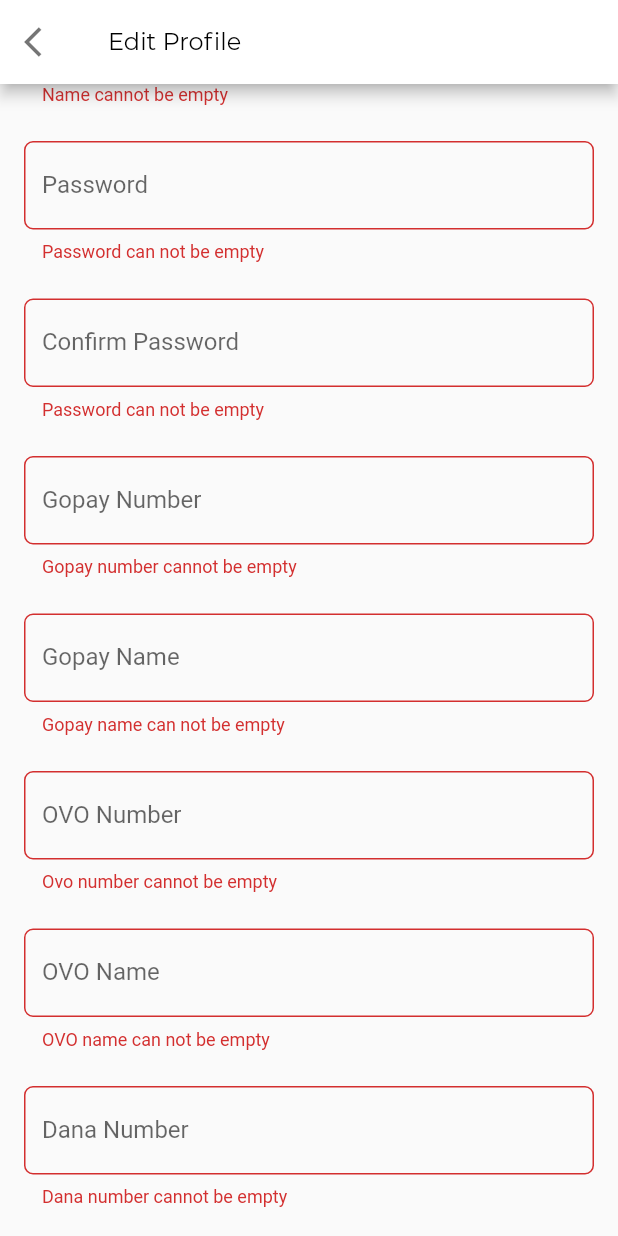
After one commit to jhoanrivers/update_perhutangan, a Flutter app: the EditProfilePage screen opened directly, scrolled down 263 dp, after a tap on "Register", on a phone screen of 412 x 824 dp. The commit adds this screen. Run offline on Flutter 3.47's test engine with Material 2 defaults, Android fonts, the light colour scheme and no system bars; our stand-ins replace bloc, cached_network_image, equatable, firebase_messaging, flutter_bloc, flutter_datetime_picker and 4 more; missing offline and left inert: back_button_interceptor; accounts and stored records are empty; project files that could hold a hidden picture were left out.

Commit message:
jhoan/ new feature

```diff
--- a/lib/src/page/profile/bloc/profile_bloc.dart
+++ b/lib/src/page/profile/bloc/profile_bloc.dart
@@ -5,6 +5,7 @@
 import 'package:updateperutangan/src/database/dbclient.dart';
 import 'package:updateperutangan/src/model/account.dart';
 import 'package:updateperutangan/src/model/dashboard.dart';
+import 'package:updateperutangan/src/page/login/api_response.dart';
 import 'package:updateperutangan/src/page/profile/bloc/profile_event.dart';
 import 'package:updateperutangan/src/page/profile/bloc/profile_state.dart';
 import 'package:bloc/bloc.dart';
@@ -13,6 +14,9 @@
 import 'package:updateperutangan/src/utils/constant.dart';
 
 class ProfileBloc extends Bloc<ProfileEvent, ProfileState> {
+
+  Account dataUser;
+
   @override
   // TODO: implement initialState
   ProfileState get initialState => InitialState();
@@ -24,6 +28,7 @@
     final value = prefs.getString(key);
 
 
+
     if (event is UserFetchData) {
       yield LoadingState();
       try {
@@ -31,10 +36,9 @@
             ServiceClient.baseUrl +'/my-account',
             headers: {HttpHeaders.authorizationHeader: 'Bearer $value'});
 
-
         if (response.statusCode == 200) {
           Map<String, dynamic> dataJson = json.decode(response.body);
-          Account dataUser = Account.fromJson(dataJson['data']);
+          dataUser = Account.fromJson(dataJson['data']);
           yield SuccessFetchData(dataUser: dataUser);
         } else {
           yield FailedFetchData();
@@ -62,5 +66,76 @@
         yield FailedLogoutState();
       }
     }
+
+
+    if (event is EditProfileEvent) {
+      yield LoadingEditData();
+
+
+      Map<String, dynamic> body = {
+        "password": event.dataAccount.password,
+        "name": event.dataAccount.name,
+        "ovo_name" : event.dataAccount.ovoName,
+        "ovo": event.dataAccount.ovo,
+        "gopay_name": event.dataAccount.gopayName,
+        "gopay": event.dataAccount.gopay,
+        "dana_name": event.dataAccount.danaName,
+        "dana":event.dataAccount.dana,
+        "fcm_token": event.dataAccount.fcmtoken
+      };
+
+
+      try {
+
+        var response = await http.put(
+          ServiceClient.baseUrl+"/user/update",
+          body: jsonEncode(body),
+          headers: {HttpHeaders.authorizationHeader : "Bearer $value"}
+        );
+
+        if (response.statusCode == 200) {
+          yield LoginAgainAfterEditData();
+
+          Map<String, dynamic> body = {
+            "username" : event.dataAccount.username,
+            "password" : event.dataAccount.password
+          };
+
+
+          var responseAgain = await http.post(
+            ServiceClient.baseUrl+"/login",
+            body: json.encode(body),
+            headers: {
+              'fcm_token' : event.dataAccount.fcmtoken
+            }
+          );
+
+          print(responseAgain.body);
+
+          var dataJson= json.decode(responseAgain.body);
+          String dataToken = dataJson['data'];
+
+
+          print("new Tokennya adalah :" + dataToken);
+          prefs.setString(Constant.token, dataToken);
+
+           yield SuccessEditProfile();
+
+        } else {
+          yield FailedEditProfile();
+        }
+
+      } catch(_){
+        yield FailedEditProfile();
+      }
+
+
+
+    }
+
+
+
+
+
   }
 }
--- a/lib/src/page/profile/bloc/profile_event.dart
+++ b/lib/src/page/profile/bloc/profile_event.dart
@@ -1,5 +1,7 @@
 
 import 'package:equatable/equatable.dart';
+import 'package:flutter/material.dart';
+import 'package:updateperutangan/src/model/account.dart';
 
 abstract class ProfileEvent extends Equatable{
   const ProfileEvent();
@@ -14,3 +16,13 @@
 
 
 class UserFetchData extends ProfileEvent{}
+
+
+class EditProfileEvent extends ProfileEvent{
+  final Account dataAccount;
+
+  EditProfileEvent({@required this.dataAccount});
+
+  @override
+  List<Object> get props => [dataAccount];
+}
--- a/lib/src/page/profile/bloc/profile_state.dart
+++ b/lib/src/page/profile/bloc/profile_state.dart
@@ -33,3 +33,11 @@
 }
 
 class FailedFetchData extends ProfileState {}
+
+class LoadingEditData extends ProfileState{}
+
+class LoginAgainAfterEditData extends ProfileState{}
+
+class SuccessEditProfile extends ProfileState {}
+
+class FailedEditProfile extends ProfileState{}
--- /dev/null
+++ b/lib/src/page/profile/edit_profile_page.dart
@@ -0,0 +1,460 @@
+
+
+
+import 'package:flutter/material.dart';
+import 'package:flutter_bloc/flutter_bloc.dart';
+import 'package:updateperutangan/src/model/account.dart';
+import 'package:updateperutangan/src/page/profile/bloc/profile_bloc.dart';
+import 'package:updateperutangan/src/page/profile/bloc/profile_event.dart';
+import 'package:updateperutangan/src/page/profile/bloc/profile_state.dart';
+import 'package:updateperutangan/src/utils/basestyle.dart';
+
+class EditProfilePage extends StatefulWidget {
+  @override
+  _EditProfilePageState createState() => _EditProfilePageState();
+}
+
+class _EditProfilePageState extends State<EditProfilePage> {
+
+  ProfileBloc profileBloc;
+
+
+  var nameController = TextEditingController();
+  var ovoController = TextEditingController();
+  var gopayController = TextEditingController();
+  var passwordController = TextEditingController();
+  var gopayNameController = TextEditingController();
+  var ovoNameController = TextEditingController();
+  var danaNameController = TextEditingController();
+  var danaNumberController = TextEditingController();
+
+
+  final _formkeyRegister = GlobalKey<FormState>();
+  bool autoVal = false;
+  bool obsecurePass = true;
+  bool autoValConfirm = false;
+
+
+  bool isUsernameEnable = false;
+  bool isNameEnable = false;
+  bool isOvoEnable = false;
+  bool isOvoNameEnable = false;
+  bool isGopayEnable = false;
+  bool isGopayNameEnable = false;
+  bool isDanaNameEnable = false;
+
+
+  var regExpName = RegExp(r'[!@#<>?":_`~;[\]\\|=+)(*&^%0-9-]');
+
+
+  @override
+  void initState() {
+    // TODO: implement initState
+    super.initState();
+    profileBloc = BlocProvider.of<ProfileBloc>(context);
+  }
+
+
+  @override
+  Widget build(BuildContext context) {
+    return WillPopScope(
+      onWillPop: onWillPopScope,
+      child: Scaffold(
+        appBar: AppBar(
+          leading: IconButton(
+            icon: Icon(Icons.arrow_back_ios),
+            color: Colors.black54,
+            onPressed: (){
+              onWillPopScope();
+            },
+          ),
+          backgroundColor: Colors.white,
+          title: Text('Edit Profile', style: BaseStyle.ts16Black,),
+        ),
+        body: BlocListener<ProfileBloc, ProfileState>(
+          listener: (context, state) {
+            if(state is LoadingEditData){
+              showDialog(
+                context: context,
+                barrierDismissible: false,
+                builder: (BuildContext context) {
+                  return Dialog(
+                    shape: RoundedRectangleBorder(
+                        borderRadius: BorderRadius.circular(6)),
+                    child: Padding(
+                      padding: EdgeInsets.all(20),
+                      child: Row(
+                        mainAxisSize: MainAxisSize.min,
+                        children: [
+                          CircularProgressIndicator(),
+                          SizedBox(
+                            width: 20,
+                          ),
+                          Text("Editing Profile"),
+                        ],
+                      ),
+                    ),
+                  );
+                },
+              );
+            }
+
+            if (state is LoginAgainAfterEditData) {
+              Navigator.pop(context);
+              showDialog(
+                context: context,
+                barrierDismissible: false,
+                builder: (BuildContext context) {
+                  return Dialog(
+                    shape: RoundedRectangleBorder(
+                        borderRadius: BorderRadius.circular(6)),
+                    child: Padding(
+                      padding: EdgeInsets.all(20),
+                      child: Row(
+                        mainAxisSize: MainAxisSize.min,
+                        children: [
+                          CircularProgressIndicator(),
+                          SizedBox(
+                            width: 20,
+                          ),
+                          Text("Please wait for a while"),
+                        ],
+                      ),
+                    ),
+                  );
+                },
+              );
+            }
+
+
+
+            if (state is SuccessEditProfile) {
+              profileBloc.add(UserFetchData());
+              Navigator.pop(context);
+              Navigator.pop(context);
+            }
+
+          },
+          child: BlocBuilder<ProfileBloc, ProfileState>(
+            builder: (context, state) {
+              return SingleChildScrollView(
+                child: Padding(
+                  padding: EdgeInsets.all(16),
+                  child: Center(
+                    child: Column(
+                      mainAxisAlignment: MainAxisAlignment.center,
+                      children: <Widget>[
+                        Image.asset('assets/newlogo.png',
+                          height: 160,
+                          fit: BoxFit.cover,),
+                        SizedBox(
+                          height: 20,
+                        ),
+                        Form(
+                          key: _formkeyRegister,
+                          child: Column(
+                            children: <Widget>[
+
+                              TextFormField(
+                                decoration: InputDecoration(
+                                  border: OutlineInputBorder(
+                                      borderRadius: BorderRadius.circular(6),
+                                      borderSide: BorderSide()),
+                                  labelText: 'Name',
+                                ),
+                                autovalidate: autoVal,
+                                validator: (value) {
+                                  if (value.isEmpty) {
+                                    return 'Name cannot be empty';
+                                  }
+                                  if (regExpName.hasMatch(value)) {
+                                    return 'Name must be alphabetical';
+                                  }
+                                  return null;
+                                },
+                                controller: nameController,
+                              ),
+                              SizedBox(
+                                height: 24,
+                              ),
+                              TextFormField(
+                                decoration: InputDecoration(
+                                    labelText: 'Password',
+                                    border: OutlineInputBorder(
+                                        borderRadius: BorderRadius.circular(6),
+                                        borderSide: BorderSide()),
+                                    suffix: GestureDetector(
+                                      onTap: () {
+                                        setState(() {
+                                          obsecurePass = !obsecurePass;
+                                        });
+                                      },
+                                      child: obsecurePass
+                                          ? Text('Show')
+                                          : Text('Hide'),
+                                    )),
+                                obscureText: obsecurePass,
+                                controller: passwordController,
+                                autovalidate: autoVal,
+                                validator: (value) {
+                                  if (value.isEmpty) {
+                                    return 'Password can not be empty';
+                                  }
+                                  if (value.length < 6) {
+                                    return 'Password at least contains 6 characters';
+                                  }
+                                  return null;
+                                },
+                                onChanged: (value) {
+                                  if (value.isNotEmpty) {
+                                    setState(() {
+                                      autoValConfirm = true;
+                                    });
+                                  } else {
+                                    setState(() {
+                                      autoValConfirm = false;
+                                    });
+                                  }
+                                },
+                              ),
+                              SizedBox(
+                                height: 24,
+                              ),
+                              TextFormField(
+                                decoration: InputDecoration(
+                                    labelText: 'Confirm Password',
+                                    border: OutlineInputBorder(
+                                        borderRadius: BorderRadius.circular(6),
+                                        borderSide: BorderSide())),
+                                obscureText: obsecurePass,
+                                autovalidate: autoValConfirm,
+                                validator: (value) {
+                                  if (value.isEmpty) {
+                                    return 'Password can not be empty';
+                                  }
+                                  if (value != passwordController.text) {
+                                    return 'Confirm password must be similar with password';
+                                  }
+                                  return null;
+                                },
+                              ),
+                              SizedBox(
+                                height: 24,
+                              ),
+                              TextFormField(
+                                decoration: InputDecoration(
+                                    labelText: 'Gopay Number',
+                                    border: OutlineInputBorder(
+                                        borderRadius: BorderRadius.circular(6),
+                                        borderSide: BorderSide()),
+                                    counterText: ""
+                                ),
+                                maxLength: 13,
+                                controller: gopayController,
+                                keyboardType: TextInputType.number,
+                                autovalidate: autoVal,
+                                validator: (value) {
+                                  if (value.isEmpty) {
+                                    return 'Gopay number cannot be empty';
+                                  }
+                                  if (gopayController.text.length < 9) {
+                                    return 'Gopay number at least 9 digit';
+                                  }
+                                  if (gopayController.text.length > 13) {
+                                    return 'Gopay number maximum 13 digit';
+                                  }
+                                  return null;
+                                },
+                              ),
+                              SizedBox(
+                                height: 24,
+                              ),
+                              TextFormField(
+                                decoration: InputDecoration(
+                                  border: OutlineInputBorder(
+                                      borderRadius: BorderRadius.circular(6),
+                                      borderSide: BorderSide()),
+                                  labelText: 'Gopay Name',
+                                ),
+                                autovalidate: autoVal,
+                                validator: (value) {
+                                  if (value.isEmpty) {
+                                    return 'Gopay name can not be empty';
+                                  }
+                                  if (regExpName.hasMatch(value)) {
+                                    return 'Gopay number can not be numberical';
+                                  }
+                                  return null;
+                                },
+                                controller: gopayNameController,
+                              ),
+                              SizedBox(
+                                height: 24,
+                              ),
+                              TextFormField(
+                                decoration: InputDecoration(
+                                    labelText: 'OVO Number',
+                                    border: OutlineInputBorder(
+                                        borderRadius: BorderRadius.circular(6),
+                                        borderSide: BorderSide()),
+                                    counterText: ""
+
+                                ),
+                                controller: ovoController,
+                                autovalidate: autoVal,
+                                keyboardType: TextInputType.number,
+                                maxLength: 13,
+                                validator: (value) {
+                                  if (value.isEmpty) {
+                                    return 'Ovo number cannot be empty';
+                                  }
+                                  if (ovoController.text.length < 9) {
+                                    return 'Ovo number at least 9 digit';
+                                  }
+                                  if (ovoController.text.length > 13) {
+                                    return 'Ovo number maximum 13 digit';
+                                  }
+                                  return null;
+                                },
+                              ),
+                              SizedBox(
+                                height: 24,
+                              ),
+                              TextFormField(
+                                decoration: InputDecoration(
+                                  border: OutlineInputBorder(
+                                      borderRadius: BorderRadius.circular(6),
+                                      borderSide: BorderSide()),
+                                  labelText: 'OVO Name',
+                                ),
+                                autovalidate: autoVal,
+                                validator: (value) {
+                                  if (value.isEmpty) {
+                                    return 'OVO name can not be empty';
+                                  }
+                                  if (regExpName.hasMatch(value)) {
+                                    return 'OVO number can not be numberical';
+                                  }
+                                  return null;
+                                },
+                                controller: ovoNameController,
+                              ),
+
+                              SizedBox(
+                                height: 24,
+                              ),
+                              TextFormField(
+                                decoration: InputDecoration(
+                                    labelText: 'Dana Number',
+                                    border: OutlineInputBorder(
+                                        borderRadius: BorderRadius.circular(6),
+                                        borderSide: BorderSide()),
+                                    counterText: ""
+
+                                ),
+                                controller: danaNumberController,
+                                autovalidate: autoVal,
+                                keyboardType: TextInputType.number,
+                                maxLength: 13,
+                                validator: (value) {
+                                  if (value.isEmpty) {
+                                    return 'Dana number cannot be empty';
+                                  }
+                                  if (danaNumberController.text.length < 9) {
+                                    return 'Dana number at least 9 digit';
+                                  }
+                                  if (danaNumberController.text.length > 13) {
+                                    return 'Dana number maximum 13 digit';
+                                  }
+                                  return null;
+                                },
+                              ),
+
+                              SizedBox(
+                                height: 24,
+                              ),
+                              TextFormField(
+                                decoration: InputDecoration(
+                                  border: OutlineInputBorder(
+                                      borderRadius: BorderRadius.circular(6),
+                                      borderSide: BorderSide()),
+                                  labelText: 'Dana Name',
+                                ),
+                                autovalidate: autoVal,
+                                validator: (value) {
+                                  if (value.isEmpty) {
+                                    return 'Dana name cannot be empty';
+                                  }
+                                  if (regExpName.hasMatch(value)) {
+                                    return 'Dana name can not be numerical';
+                                  }
+                                  return null;
+                                },
+                                controller: danaNameController,
+                              ),
+                              SizedBox(
+                                height: 48,
+                              ),
+                            ],
+                          ),
+                        ),
+                        SizedBox(
+                          width: double.infinity,
+                          child: RaisedButton(
+                            shape: RoundedRectangleBorder(
+                                borderRadius: BorderRadius.circular(6)),
+                            color: isUsernameEnable
+                                ? Colors.green
+                                : Colors.grey,
+                            padding: EdgeInsets.symmetric(vertical: 14),
+                            onPressed: _onButtonRegisterPressed,
+                            child: Text(
+                              'Register',
+                              style: BaseStyle.ts16WhiteBold,
+                            ),
+                          ),
+                        )
+                      ],
+                    ),
+                  ),
+                ),
+              );
+            },
+          ),
+        ),
+      ),
+    );
+  }
+
+
+  void _onButtonRegisterPressed() {
+    if (!_formkeyRegister.currentState.validate()) {
+      setState(() {
+        autoVal = true;
+      });
+    } else {
+
+      Account dataAccount = new Account(
+        username: profileBloc.dataUser.username,
+          name: nameController.text,
+          password: passwordController.text,
+          gopay: gopayController.text,
+          ovo: ovoController.text,
+          gopayName: gopayNameController.text,
+          ovoName: ovoNameController.text,
+          danaName: danaNameController.text,
+          dana: danaNumberController.text,
+      );
+
+      profileBloc.add(EditProfileEvent(
+        dataAccount: dataAccount
+      ));
+    }
+  }
+
+
+  Future<bool> onWillPopScope() async{
+    Navigator.pop(context);
+    return false;
+  }
+}
--- a/lib/src/page/profile/profile_view.dart
+++ b/lib/src/page/profile/profile_view.dart
@@ -6,6 +6,7 @@
 import 'package:updateperutangan/src/page/profile/bloc/profile_bloc.dart';
 import 'package:updateperutangan/src/page/profile/bloc/profile_event.dart';
 import 'package:updateperutangan/src/page/profile/bloc/profile_state.dart';
+import 'package:updateperutangan/src/page/profile/edit_profile_page.dart';
 import 'package:updateperutangan/src/utils/basestyle.dart';
 
 class ProfileView extends StatefulWidget {
@@ -108,7 +109,9 @@
                       Container(
                         padding: EdgeInsets.fromLTRB(16, 10, 16, 10),
                         child: GestureDetector(
-                          onTap: () {},
+                          onTap: () {
+                            Navigator.push(context, MaterialPageRoute(builder: (context) => EditProfilePage()));
+                          },
                           child: Row(
                             children: <Widget>[
                               Icon(Icons.settings,
```
